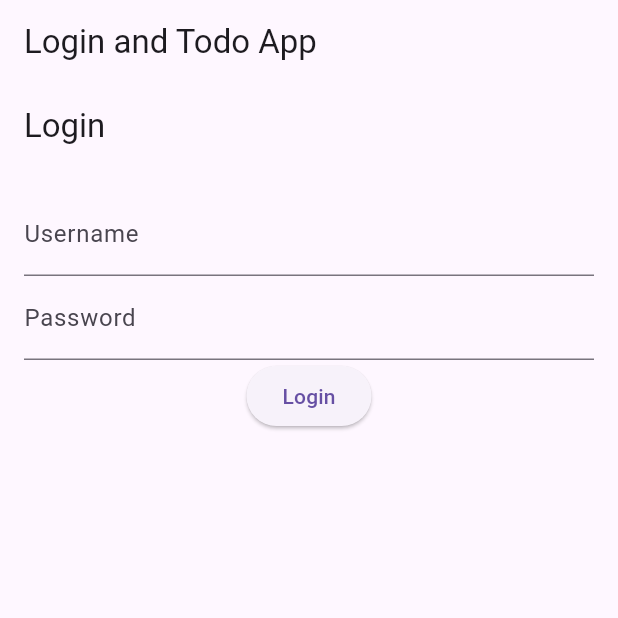
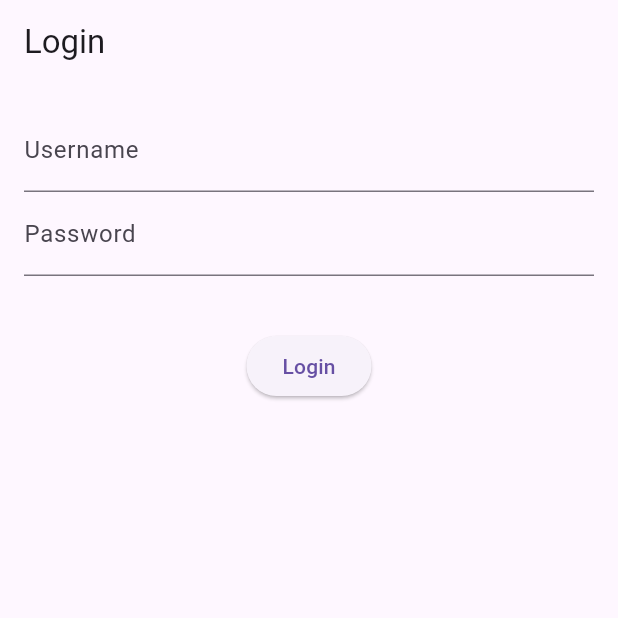
Before and after one commit to iampawan/DataFlow, a Flutter app: the screen it shows after launch, on a phone screen of 412 x 824 dp, the top half of it. Run offline on Flutter 3.47's test engine with Material 3 defaults, Android fonts, the phone set to English and light mode, and no system bars; our stand-ins replace rxdart.

Commit message:
updated example

```diff
--- a/example/lib/login_widget.dart
+++ b/example/lib/login_widget.dart
@@ -1,6 +1,9 @@
+import 'package:dataflow/dataflow.dart';
+import 'package:example/store.dart';
 import 'package:flutter/material.dart';
 
 import 'actions.dart';
+import 'todo_widget.dart';
 
 class LoginScreen extends StatelessWidget {
   final usernameController = TextEditingController();
@@ -25,12 +28,36 @@ class LoginScreen extends StatelessWidget {
               decoration: const InputDecoration(labelText: 'Password'),
               obscureText: true,
             ),
-            ElevatedButton(
-              onPressed: () {
-                LoginAction(usernameController.text, passwordController.text);
-              },
-              child: const Text('Login'),
-            ),
+            const SizedBox(height: 36),
+            DataSync<AppStore>(
+                useDefaultWidgets: true,
+                disableErrorBuilder: true,
+                actions: const {LoginAction},
+                actionNotifier: {
+                  LoginAction: (context, action, status) {
+                    if (status == DataActionStatus.error) {
+                      ScaffoldMessenger.of(context).showSnackBar(
+                        SnackBar(
+                          content: Text(action.error),
+                        ),
+                      );
+                    } else if (status == DataActionStatus.success) {
+                      Navigator.pushReplacement(
+                        context,
+                        MaterialPageRoute(builder: (context) => TodoScreen()),
+                      );
+                    }
+                  }
+                },
+                builder: (context, store, hasData) {
+                  return ElevatedButton(
+                    onPressed: () {
+                      LoginAction(
+                          usernameController.text, passwordController.text);
+                    },
+                    child: const Text('Login'),
+                  );
+                }),
           ],
         ),
       ),
--- a/example/lib/main.dart
+++ b/example/lib/main.dart
@@ -3,7 +3,6 @@ import 'package:dataflow/dataflow.dart';
 import 'package:example/store.dart';
 import 'package:flutter/material.dart';
 
-import 'actions.dart';
 import 'login_widget.dart';
 import 'todo_widget.dart';
 
@@ -18,28 +17,9 @@ class MyApp extends StatelessWidget {
 
   @override
   Widget build(BuildContext context) {
+    final store = DataFlow.getStore<AppStore>();
     return MaterialApp(
-      home: Scaffold(
-        appBar: AppBar(title: const Text('Login and Todo App')),
-        body: DataSync<AppStore>(
-          useDefaultWidgets: true,
-          actionNotifier: {
-            LoginAction: (context, action, status) {
-              if (status == DataActionStatus.error) {
-                ScaffoldMessenger.of(context).showSnackBar(
-                  SnackBar(
-                    content: Text(action.error),
-                  ),
-                );
-              }
-            },
-          },
-          builder: (context, store, hasData) {
-            return store.isLoggedIn ? TodoScreen() : LoginScreen();
-          },
-          actions: const {LoginAction},
-        ),
-      ),
+      home: store.isLoggedIn ? TodoScreen() : LoginScreen(),
     );
   }
 }
```
Also changed, not shown: example/lib/actions.dart (+11 -0 lines), example/lib/todo_widget.dart (+19 -7 lines).
